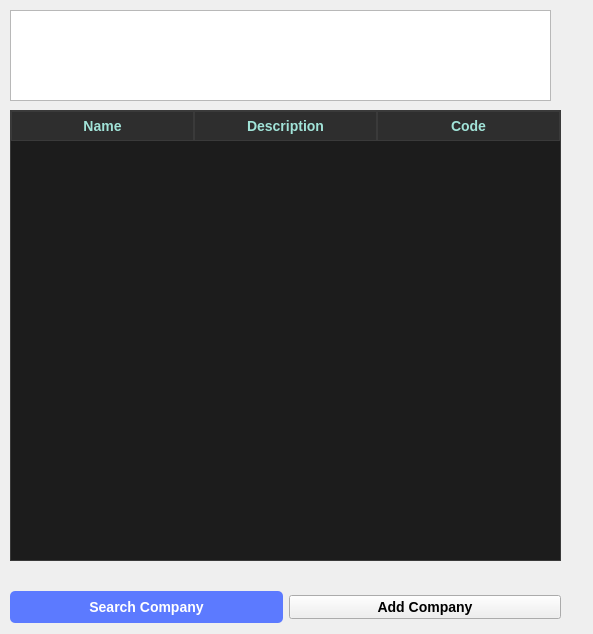
Above: design/company_window.ui from Adrianrguez96/sales_management before the change. Below: the same form after it.
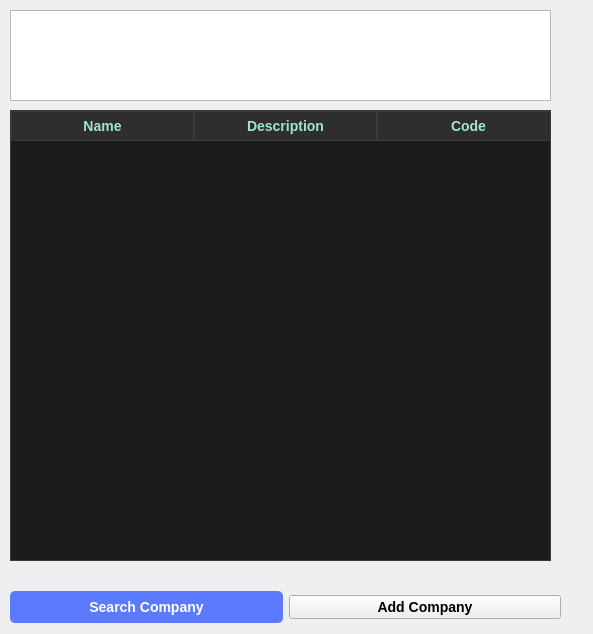
That is the form after the change.

Commit message: Fix / Adjust table not horizontal scroll and delete css filter: brigness()

What changed in the file:
```diff
--- a/design/company_window.ui
+++ b/design/company_window.ui
@@ -18,12 +18,12 @@
     <rect>
      <x>10</x>
      <y>110</y>
-     <width>551</width>
+     <width>541</width>
      <height>451</height>
     </rect>
    </property>
    <property name="sizePolicy">
-    <sizepolicy hsizetype="Expanding" vsizetype="Expanding">
+    <sizepolicy hsizetype="Fixed" vsizetype="Fixed">
      <horstretch>0</horstretch>
      <verstretch>0</verstretch>
     </sizepolicy>
@@ -96,6 +96,12 @@
 }
 </string>
    </property>
+   <property name="verticalScrollBarPolicy">
+    <enum>Qt::ScrollBarAsNeeded</enum>
+   </property>
+   <property name="horizontalScrollBarPolicy">
+    <enum>Qt::ScrollBarAlwaysOff</enum>
+   </property>
    <property name="editTriggers">
     <set>QAbstractItemView::NoEditTriggers</set>
    </property>
```
Left out of the diff: 1 changed line with no effect on the pictures. The commit also changes 4 other files.
